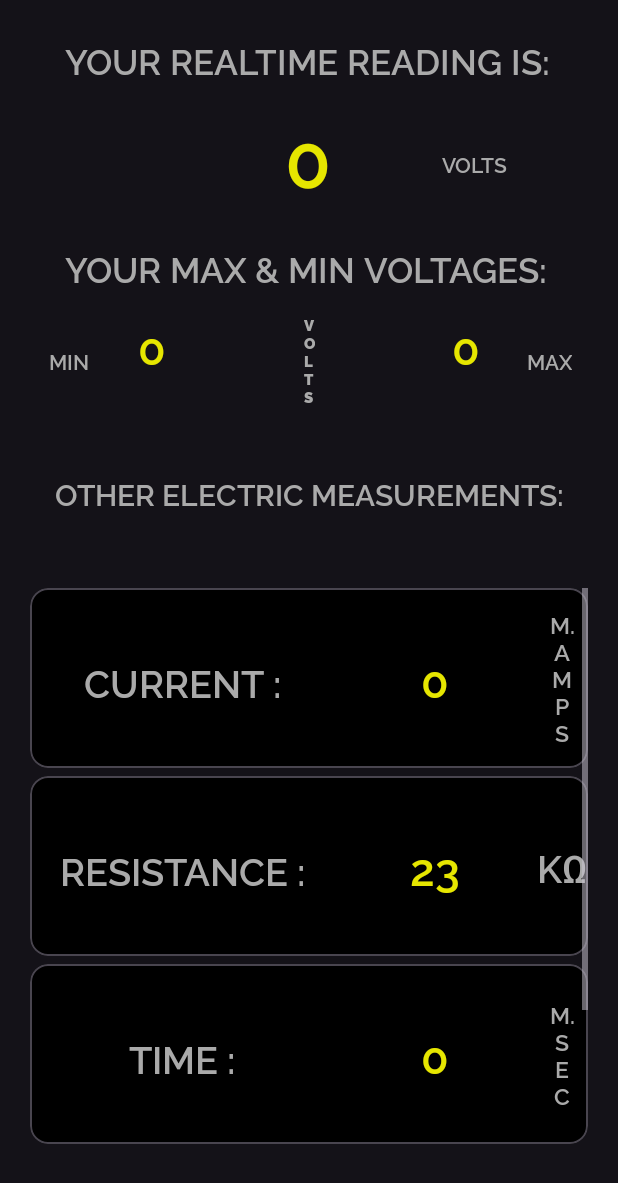
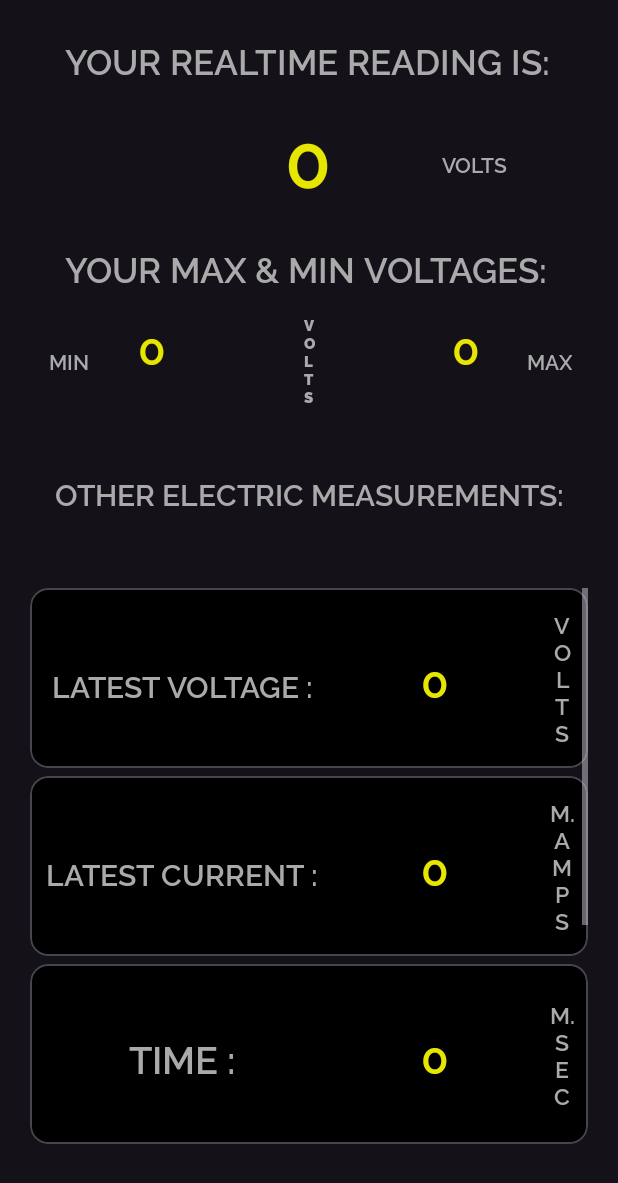
Before and after one commit to DRACOWRLD999/VOLTAGE-READINGS-ANDROID, an Android app: the layout reading_fragment.xml on its own in the app's theme, with its tools: preview values and no code run, on a phone screen of 412 x 824 dp. Shown: the top 1183 px of the screen. Run offline under Robolectric (Android 15) with nearby library versions, the phone set to English and light mode, and no system bars.

Commit message:
final version merged

```diff
--- a/app/src/main/AndroidManifest.xml
+++ b/app/src/main/AndroidManifest.xml
@@ -14,7 +14,7 @@
         <activity
             android:name=".MainActivity"
             android:exported="true"
-            android:screenOrientation="fullSensor"
+            android:screenOrientation="portrait"
             android:theme="@style/Theme.Tut">
             <intent-filter>
                 <action android:name="android.intent.action.MAIN" />
--- a/app/src/main/res/layout/reading_fragment.xml
+++ b/app/src/main/res/layout/reading_fragment.xml
@@ -150,7 +150,54 @@
             android:layout_width="match_parent"
             android:layout_height="wrap_content"
             android:orientation="vertical">
+            <com.google.android.material.card.MaterialCardView
+                android:id="@+id/cvLastVoltage"
+                android:layout_width="match_parent"
+                android:layout_height="120dp"
+                android:layout_marginBottom="5dp"
+                android:backgroundTint="@color/black"
+                android:paddingVertical="10dp">
 
+                <LinearLayout
+                    android:layout_width="match_parent"
+                    android:layout_height="wrap_content"
+                    android:orientation="horizontal">
+
+                    <TextView
+                        android:layout_width="0dp"
+                        android:layout_height="120dp"
+                        android:layout_weight="0.6"
+                        android:fontFamily="@font/raleway_semibold"
+                        android:gravity="center"
+                        android:text="@string/latest_voltage"
+                        android:textColor="@color/greyishWhite"
+                        android:textSize="20sp" />
+
+                    <TextView
+                        android:id="@+id/tvLastVoltage"
+                        android:layout_width="0dp"
+                        android:layout_height="120dp"
+                        android:layout_weight="0.40"
+                        android:gravity="center"
+                        android:fontFamily="@font/raleway_semibold"
+                        android:text="@string/initial_val"
+                        android:textColor="@color/yellow"
+                        android:textSize="30sp" />
+
+                    <TextView
+                        android:id="@+id/tvVoltsUnit"
+                        android:layout_width="0dp"
+                        android:layout_height="match_parent"
+                        android:layout_weight="0.1"
+                        android:fontFamily="@font/raleway_semibold"
+                        android:gravity="center"
+                        android:text="@string/volts_vertically"
+                        android:textColor="@color/greyishWhite"
+                        android:textSize="15dp"
+                        tools:ignore="SpUsage" />
+                </LinearLayout>
+
+            </com.google.android.material.card.MaterialCardView>
             <com.google.android.material.card.MaterialCardView
                 android:id="@+id/cvAmps"
                 android:layout_width="match_parent"
@@ -172,7 +219,7 @@
                         android:gravity="center"
                         android:text="@string/current"
                         android:textColor="@color/greyishWhite"
-                        android:textSize="25sp" />
+                        android:textSize="20sp" />
 
                     <TextView
                         android:id="@+id/tvAmps"
@@ -199,52 +246,7 @@
 
             </com.google.android.material.card.MaterialCardView>
 
-            <com.google.android.material.card.MaterialCardView
-                android:id="@+id/cvRes"
-                android:layout_width="match_parent"
-                android:layout_height="120dp"
-                android:layout_marginBottom="5dp"
-                android:backgroundTint="@color/black"
-                android:paddingVertical="10dp">
 
-                <LinearLayout
-                    android:layout_width="match_parent"
-                    android:layout_height="wrap_content"
-                    android:orientation="horizontal">
-
-                    <TextView
-                        android:layout_width="0dp"
-                        android:layout_height="120dp"
-                        android:layout_weight="0.6"
-                        android:fontFamily="@font/raleway_semibold"
-                        android:gravity="center"
-                        android:text="@string/resistance"
-                        android:textColor="@color/greyishWhite"
-                        android:textSize="25sp" />
-
-                    <TextView
-                        android:id="@+id/tvRes"
-                        android:layout_width="0dp"
-                        android:layout_height="120dp"
-                        android:layout_weight="0.40"
-                        android:fontFamily="@font/raleway_semibold"
-                        android:gravity="center"
-                        android:text="@string/_23"
-                        android:textColor="@color/yellow"
-                        android:textSize="30sp" />
-
-                    <TextView
-                        android:layout_width="0dp"
-                        android:layout_height="match_parent"
-                        android:layout_weight="0.1"
-                        android:fontFamily="@font/raleway_semibold"
-                        android:gravity="center"
-                        android:text="@string/resKeyword"
-                        android:textColor="@color/greyishWhite"
-                        android:textSize="25sp"
-                        tools:ignore="SpUsage" />
-                </LinearLayout>
-            </com.google.android.material.card.MaterialCardView>
 
 
             <com.google.android.material.card.MaterialCardView
@@ -344,6 +346,52 @@
                 </LinearLayout>
 
             </com.google.android.material.card.MaterialCardView>
+            <com.google.android.material.card.MaterialCardView
+                android:id="@+id/cvRes"
+                android:layout_width="match_parent"
+                android:layout_height="120dp"
+                android:layout_marginBottom="5dp"
+                android:backgroundTint="@color/black"
+                android:paddingVertical="10dp">
+
+                <LinearLayout
+                    android:layout_width="match_parent"
+                    android:layout_height="wrap_content"
+                    android:orientation="horizontal">
+
+                    <TextView
+                        android:layout_width="0dp"
+                        android:layout_height="120dp"
+                        android:layout_weight="0.6"
+                        android:fontFamily="@font/raleway_semibold"
+                        android:gravity="center"
+                        android:text="@string/resistance"
+                        android:textColor="@color/greyishWhite"
+                        android:textSize="25sp" />
+
+                    <TextView
+                        android:id="@+id/tvRes"
+                        android:layout_width="0dp"
+                        android:layout_height="120dp"
+                        android:layout_weight="0.40"
+                        android:fontFamily="@font/raleway_semibold"
+                        android:gravity="center"
+                        android:text="@string/resString"
+                        android:textColor="@color/yellow"
+                        android:textSize="30sp" />
+
+                    <TextView
+                        android:layout_width="0dp"
+                        android:layout_height="match_parent"
+                        android:layout_weight="0.1"
+                        android:fontFamily="@font/raleway_semibold"
+                        android:gravity="center"
+                        android:text="@string/resKeyword"
+                        android:textColor="@color/greyishWhite"
+                        android:textSize="25sp"
+                        tools:ignore="SpUsage" />
+                </LinearLayout>
+            </com.google.android.material.card.MaterialCardView>
         </LinearLayout>
     </ScrollView>
 
--- a/app/src/main/res/values-night/strings.xml
+++ b/app/src/main/res/values-night/strings.xml
@@ -22,5 +22,5 @@
     <string name="time">TIME :</string>
     <string name="frequency">FREQUENCY :</string>
     <string name="other_electric_measurements">OTHER ELECTRIC MEASUREMENTS:</string>
-    <string name="_23">23</string>
+    <string name="resString">23</string>
 </resources>
--- a/app/src/main/res/values/strings.xml
+++ b/app/src/main/res/values/strings.xml
@@ -17,10 +17,11 @@
     <string name="milliSec">M.\nS\nE\nC</string>
     <string name="hz">H\nz</string>
     <string name="khz">K\nH\nz</string>
-    <string name="current">CURRENT :</string>
+    <string name="current">LATEST CURRENT :</string>
     <string name="resistance">RESISTANCE :</string>
     <string name="time">TIME :</string>
     <string name="frequency">FREQUENCY :</string>
     <string name="other_electric_measurements">OTHER ELECTRIC MEASUREMENTS:</string>
-    <string name="_23">23</string>
+    <string name="resString">10.22</string>
+    <string name="latest_voltage">LATEST VOLTAGE :</string>
 </resources>
```
Also changed, not shown: app/src/main/java/com/example/tut/GraphFragment.kt (+11 -1 lines), app/src/main/java/com/example/tut/ReadingFragment.kt (+38 -4 lines).
